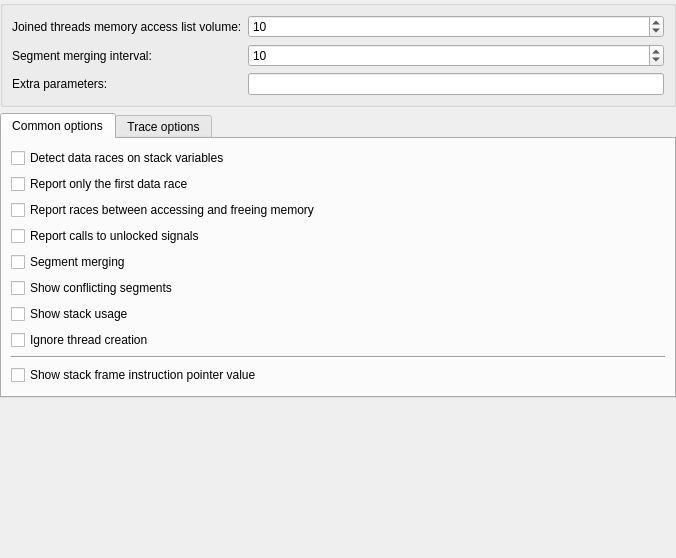
Above: tools/drd/configpage.ui from KDE/kdev-valgrind before the change. Below: the same form after it.
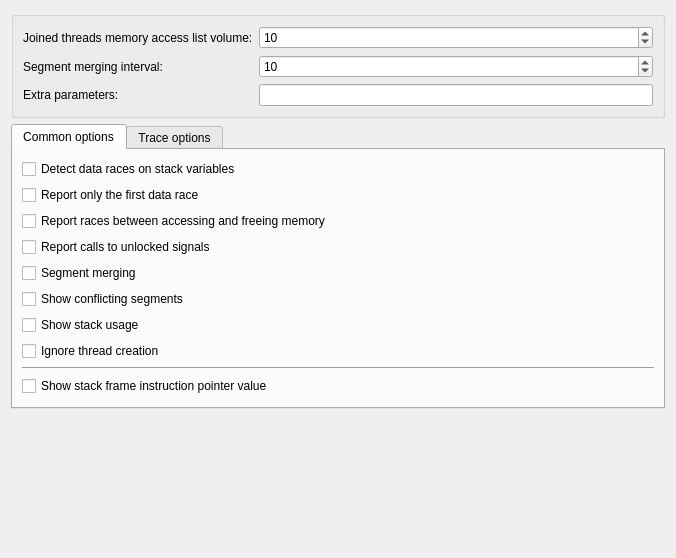
That is the form after the change.

The edit to the form file:
```diff
--- a/tools/drd/configpage.ui
+++ b/tools/drd/configpage.ui
@@ -11,18 +11,6 @@
    </rect>
   </property>
   <layout class="QVBoxLayout" name="verticalLayout_2">
-   <property name="leftMargin">
-    <number>0</number>
-   </property>
-   <property name="topMargin">
-    <number>0</number>
-   </property>
-   <property name="rightMargin">
-    <number>0</number>
-   </property>
-   <property name="bottomMargin">
-    <number>0</number>
-   </property>
    <item>
     <widget class="QGroupBox" name="groupBox">
      <property name="title">
@@ -41,12 +29,6 @@
       </item>
       <item row="0" column="1">
        <widget class="QSpinBox" name="joinListVol">
-        <property name="sizePolicy">
-         <sizepolicy hsizetype="Expanding" vsizetype="Fixed">
-          <horstretch>0</horstretch>
-          <verstretch>0</verstretch>
-         </sizepolicy>
-        </property>
         <property name="toolTip">
          <string>&lt;html&gt;&lt;head/&gt;&lt;body&gt;&lt;p&gt;Data races that occur between a statement at the end of one thread and another thread can be missed if memory access information is discarded immediately after a thread has been joined. This option allows to specify for how many joined threads memory access information should be retained.&lt;/p&gt;&lt;/body&gt;&lt;/html&gt;</string>
         </property>
@@ -70,12 +52,6 @@
       </item>
       <item row="3" column="1">
        <widget class="QSpinBox" name="segmentMergingInterval">
-        <property name="sizePolicy">
-         <sizepolicy hsizetype="Expanding" vsizetype="Fixed">
-          <horstretch>0</horstretch>
-          <verstretch>0</verstretch>
-         </sizepolicy>
-        </property>
         <property name="toolTip">
          <string>&lt;html&gt;&lt;head/&gt;&lt;body&gt;&lt;p&gt;Perform segment merging only after the specified number of new segments have been created. This is an advanced configuration option that allows to choose whether to minimize DRD's memory usage by choosing a low value or to let DRD run faster by choosing a slightly higher value. The optimal value for this parameter depends on the program being analyzed. The default value works well for most programs.&lt;/p&gt;&lt;/body&gt;&lt;/html&gt;</string>
         </property>
```
